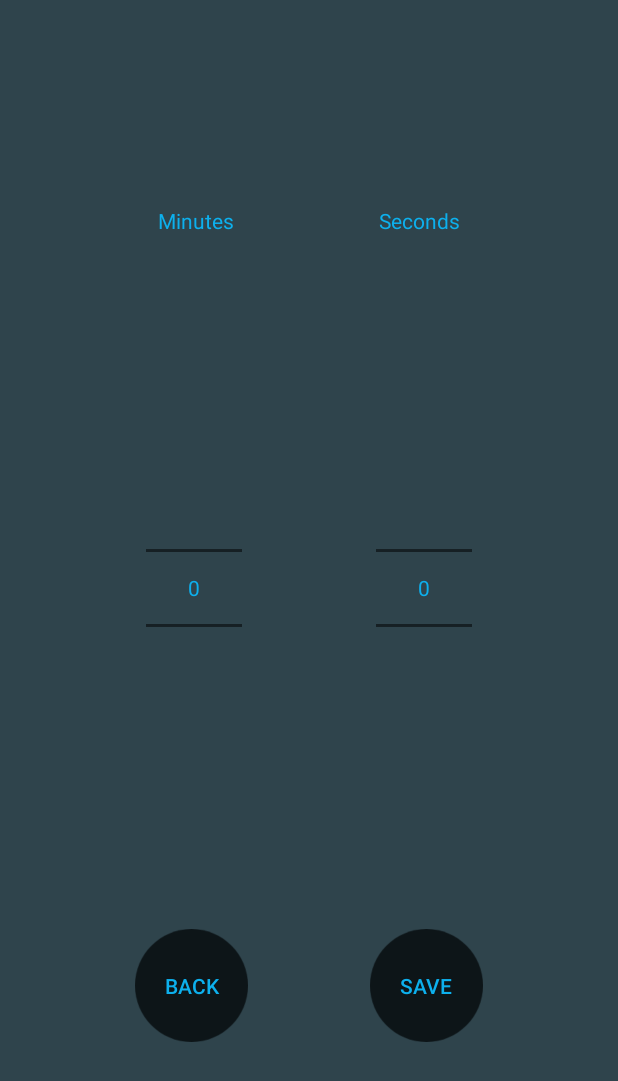
After one commit to LEMettler/SleepTimer, an Android app: the layout dialog.xml on its own in the app's theme, with its tools: preview values and no code run, on a phone screen of 412 x 824 dp. The commit adds this screen. Shown: the top 1081 px of the screen. Run offline under Robolectric (Android 15) with nearby library versions, the phone set to English and light mode, and no system bars.

Commit message:
input dialog

```diff
--- /dev/null
+++ b/app/src/main/res/layout/dialog.xml
@@ -0,0 +1,98 @@
+<?xml version="1.0" encoding="utf-8"?>
+<android.support.constraint.ConstraintLayout xmlns:android="http://schemas.android.com/apk/res/android"
+    xmlns:app="http://schemas.android.com/apk/res-auto"
+    xmlns:tools="http://schemas.android.com/tools"
+    android:layout_width="match_parent"
+    android:layout_height="match_parent"
+    android:background="@color/colorPrimary"
+
+    tools:layout_editor_absoluteY="25dp">
+
+    <NumberPicker
+        android:id="@+id/pickMin"
+        android:layout_width="64dp"
+        android:layout_height="wrap_content"
+        android:layout_marginBottom="16dp"
+        android:layout_marginStart="8dp"
+        android:theme="@style/AppTheme.Picker"
+
+        app:layout_constraintBottom_toTopOf="@+id/btnDelete"
+        app:layout_constraintEnd_toStartOf="@+id/pickSec"
+        app:layout_constraintHorizontal_bias="0.5"
+        app:layout_constraintStart_toStartOf="parent"
+        app:layout_constraintTop_toBottomOf="@+id/textView" />
+
+    <NumberPicker
+        android:id="@+id/pickSec"
+        android:layout_width="64dp"
+        android:layout_height="wrap_content"
+        android:layout_marginBottom="16dp"
+        android:layout_marginEnd="8dp"
+        android:theme="@style/AppTheme.Picker"
+        app:layout_constraintBottom_toTopOf="@+id/btnSave"
+        app:layout_constraintEnd_toEndOf="parent"
+        app:layout_constraintHorizontal_bias="0.5"
+        app:layout_constraintStart_toEndOf="@+id/pickMin"
+        app:layout_constraintTop_toBottomOf="@+id/textView4" />
+
+    <Button
+        android:id="@+id/btnDelete"
+        android:layout_width="75dp"
+        android:layout_height="75dp"
+        android:layout_marginBottom="8dp"
+        android:layout_marginStart="8dp"
+        android:background="@drawable/button"
+        android:text="Back"
+        android:textColor="@color/colorAccent"
+        app:layout_constraintBottom_toBottomOf="parent"
+        app:layout_constraintEnd_toStartOf="@+id/btnSave"
+        app:layout_constraintHorizontal_bias="0.5"
+        app:layout_constraintStart_toStartOf="parent"
+        app:layout_constraintTop_toBottomOf="@+id/pickMin" />
+
+    <Button
+        android:id="@+id/btnSave"
+        android:layout_width="75dp"
+        android:layout_height="75dp"
+        android:layout_marginBottom="8dp"
+        android:layout_marginEnd="8dp"
+        android:background="@drawable/button"
+        android:text="Save"
+        android:textColor="@color/colorAccent"
+        app:layout_constraintBottom_toBottomOf="parent"
+        app:layout_constraintEnd_toEndOf="parent"
+        app:layout_constraintHorizontal_bias="0.5"
+        app:layout_constraintStart_toEndOf="@+id/btnDelete"
+        app:layout_constraintTop_toBottomOf="@+id/pickSec" />
+
+    <TextView
+        android:id="@+id/textView"
+        android:layout_width="wrap_content"
+        android:layout_height="wrap_content"
+        android:layout_marginBottom="24dp"
+        android:layout_marginStart="8dp"
+        android:layout_marginTop="16dp"
+        android:text="Minutes"
+        android:textColor="@color/colorAccent"
+        app:layout_constraintBottom_toTopOf="@+id/pickMin"
+        app:layout_constraintEnd_toStartOf="@+id/textView4"
+        app:layout_constraintHorizontal_bias="0.5"
+        app:layout_constraintStart_toStartOf="parent"
+        app:layout_constraintTop_toTopOf="parent" />
+
+    <TextView
+        android:id="@+id/textView4"
+        android:layout_width="wrap_content"
+        android:layout_height="wrap_content"
+        android:layout_marginBottom="24dp"
+        android:layout_marginEnd="8dp"
+        android:layout_marginTop="16dp"
+        android:text="Seconds"
+        android:textColor="@color/colorAccent"
+        app:layout_constraintBottom_toTopOf="@+id/pickSec"
+        app:layout_constraintEnd_toEndOf="parent"
+        app:layout_constraintHorizontal_bias="0.5"
+        app:layout_constraintStart_toEndOf="@+id/textView"
+        app:layout_constraintTop_toTopOf="parent"
+        app:layout_constraintVertical_bias="0.755" />
+</android.support.constraint.ConstraintLayout>
--- a/app/src/main/res/values/styles.xml
+++ b/app/src/main/res/values/styles.xml
@@ -8,4 +8,8 @@
         <item name="colorAccent">@color/colorAccent</item>
     </style>
 
+    <style name="AppTheme.Picker" parent="Theme.AppCompat.Light.NoActionBar" >
+        <item name="android:textColorPrimary">@color/colorAccent</item>
+    </style>
+
 </resources>
```
Also changed, not shown: app/src/main/java/comlmeerlu/github/sleeptimer/MainActivity.java (+52 -2 lines), app/src/main/res/layout/activity_main.xml (+18 -3 lines), app/src/main/res/drawable/background.png, app/src/main/res/drawable/btndark.png (deleted), app/src/main/res/drawable/button.png (added), app/src/main/res/drawable/timer_button.png (added).
